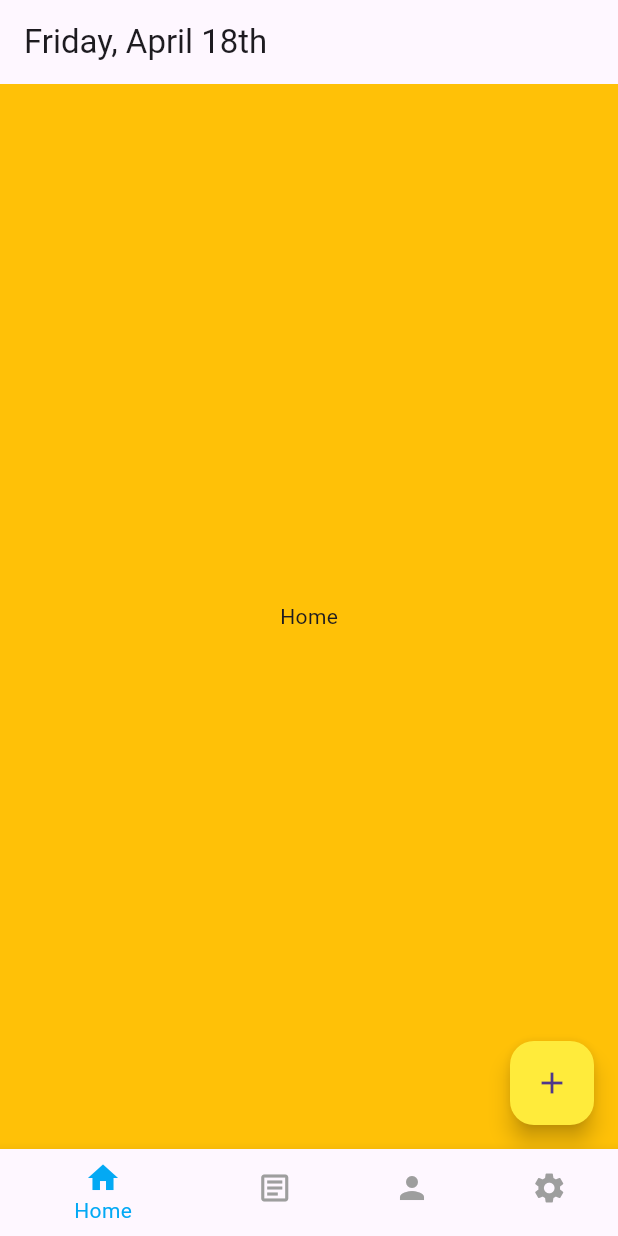
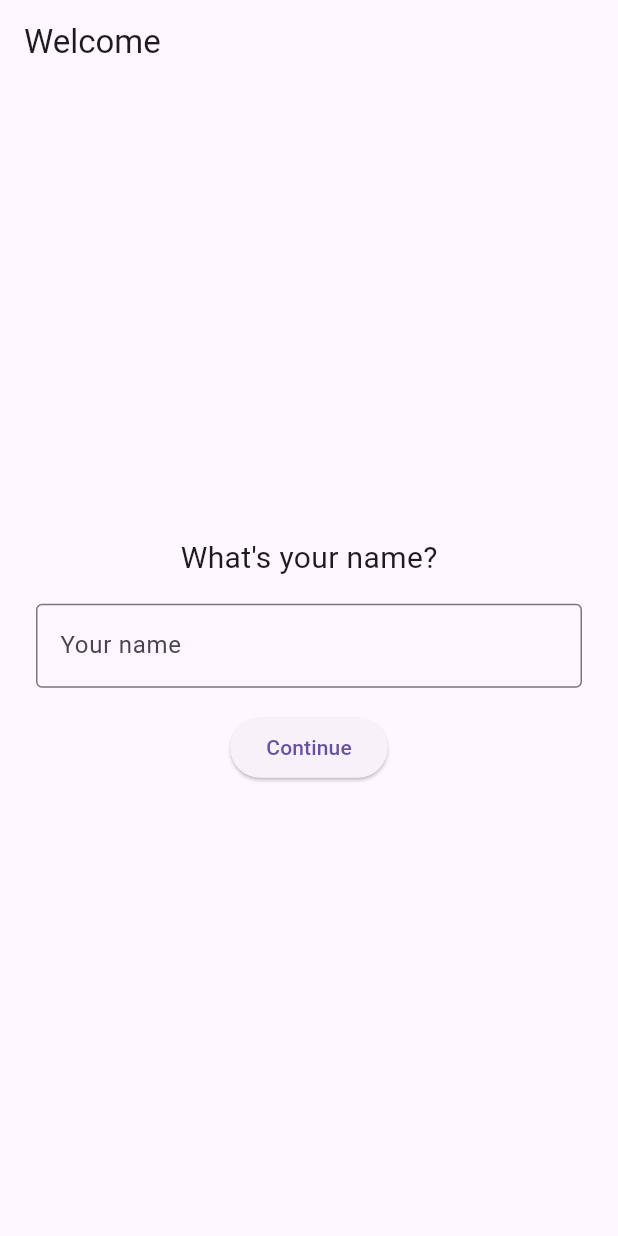
Before and after one commit to MrQuokkaa/Flutter, a Flutter app: the screen it shows after launch, on a phone screen of 412 x 824 dp. Run offline on Flutter 3.47's test engine with Material 3 defaults, Android fonts, the phone set to English and light mode, and no system bars; our stand-ins replace flutter_slidable, hive_flutter, shared_preferences; accounts and stored records are empty.

Commit message:
18-4-2025 14:52 Added username and welcome page/message

```diff
--- a/lib/data/database.dart
+++ b/lib/data/database.dart
@@ -1,8 +1,5 @@
 import 'package:flutter/material.dart';
 import 'package:hive_flutter/hive_flutter.dart';
-
-// every day their own database
-// store weekday as int -> newDay check int and change if it's a new day
 
 class DataBase {
   List toDoList = [];
--- a/lib/main.dart
+++ b/lib/main.dart
@@ -1,6 +1,8 @@
 import 'package:flutter/material.dart';
+import 'package:shared_preferences/shared_preferences.dart';
+import 'package:hive_flutter/hive_flutter.dart';
 import 'package:provider/provider.dart';
-import 'package:hive_flutter/hive_flutter.dart';
+import '../pages/name_input_page.dart';
 import '../theme/theme_provider.dart';
 import '../theme/app_themes.dart';
 import '../pages/main_page.dart';
@@ -22,13 +24,32 @@ void main() async {
 class MainApp extends StatelessWidget {
   const MainApp({super.key});
 
+  Future<bool> _hasUserName() async {
+    final prefs = await SharedPreferences.getInstance();
+    return prefs.getString('username') != null;
+  }
+
   @override
   Widget build(BuildContext context) {
     final themeProvider = Provider.of<ThemeProvider>(context);
 
     return MaterialApp(
-        theme: themeProvider.themeData,
-        home: MainPage(),
-        debugShowCheckedModeBanner: false);
+      debugShowCheckedModeBanner: false,
+      theme: themeProvider.themeData,
+      home: FutureBuilder<bool>(
+        future: _hasUserName(),
+        builder: (context, snapshot) {
+          if (snapshot.connectionState == ConnectionState.waiting) {
+            return const Scaffold(
+              body: Center(child: CircularProgressIndicator()),
+            );
+          } else {
+            return snapshot.data == true
+            ? const MainPage()
+            : NameInputPage();
+          }
+        },
+      ),
+    );
   }
 }
--- a/lib/pages/home_page.dart
+++ b/lib/pages/home_page.dart
@@ -2,22 +2,48 @@ import 'package:flutter/material.dart';
 import '../util/functions.dart';
 import '../data/database.dart';
 
-class HomePage extends StatelessWidget {
+class HomePage extends StatefulWidget {
   const HomePage({Key? key}) : super(key: key);
 
   @override
+  State<HomePage> createState() => _HomePageState();
+}
+
+class _HomePageState extends State<HomePage> {
+  final DataBase db = DataBase();
+  final Functions f = Functions();
+  String userName = '';
+
+  @override
+  void initState() {
+    super.initState();
+    _loadName();
+  }
+
+  Future<void> _loadName() async {
+    final name = await f.getUserName();
+    setState(() => userName = name);
+  }
+
+  @override
   Widget build(BuildContext context) {
-    DataBase db = DataBase();
-    Functions f = Functions();
-
     return Scaffold(
       appBar: AppBar(
-        title: f.appBarDate(),
+        title: Column(
+          crossAxisAlignment: CrossAxisAlignment.start,
+          children: [
+            f.appBarText(),
+            Text(
+              f.getGreeting(userName),
+              style: const TextStyle(fontSize: 14),
+            ),
+          ],
+        ),
       ),
       floatingActionButton: FloatingActionButton(
         onPressed: (f.checkDay),
         backgroundColor: Colors.yellow,
-        child: Icon(Icons.add),
+        child: const Icon(Icons.add),
       ),
       backgroundColor: Colors.amber,
       body: const Center(child: Text("Home")),
--- /dev/null
+++ b/lib/pages/name_input_page.dart
@@ -0,0 +1,50 @@
+import 'package:flutter/material.dart';
+import '../util/functions.dart';
+import '../pages/main_page.dart';
+
+class NameInputPage extends StatelessWidget {
+  NameInputPage({Key? key}) : super(key: key);
+
+  final TextEditingController _controller = TextEditingController();
+  final Functions f = Functions();
+
+  @override
+  Widget build(BuildContext context) {
+    return Scaffold(
+      appBar: AppBar(title: const Text('Welcome')),
+      body: Padding(
+        padding: const EdgeInsets.all(24.0),
+        child: Column(
+          mainAxisAlignment: MainAxisAlignment.center,
+          children: [
+            const Text(
+              "What's your name?",
+              style: TextStyle(fontSize: 20),
+            ),
+            const SizedBox(height: 16),
+            TextField(
+              controller: _controller,
+              decoration: const InputDecoration(
+                border: OutlineInputBorder(),
+                labelText: 'Your name',
+              ),
+            ),
+            const SizedBox(height: 16),
+            ElevatedButton(
+              onPressed: () async {
+                final name = _controller.text.trim();
+                if (name.isNotEmpty) {
+                  await f.saveUserName(name);
+                  Navigator.of(context).pushReplacement(MaterialPageRoute(
+                    builder: (_) => const MainPage(),
+                  ));
+                }
+              },
+              child: const Text('Continue'),
+            ),
+          ],
+        ),
+      ),
+    );
+  }
+}
--- a/pubspec.yaml
+++ b/pubspec.yaml
@@ -10,6 +10,7 @@ dependencies:
   flutter:
     sdk: flutter
   provider: ^6.1.0
+  shared_preferences: ^2.0.15
   hive: ^2.2.3
   hive_flutter: ^1.1.0
   cupertino_icons: ^1.0.8
```
Also changed, not shown: lib/util/functions.dart (+24 -34 lines).
